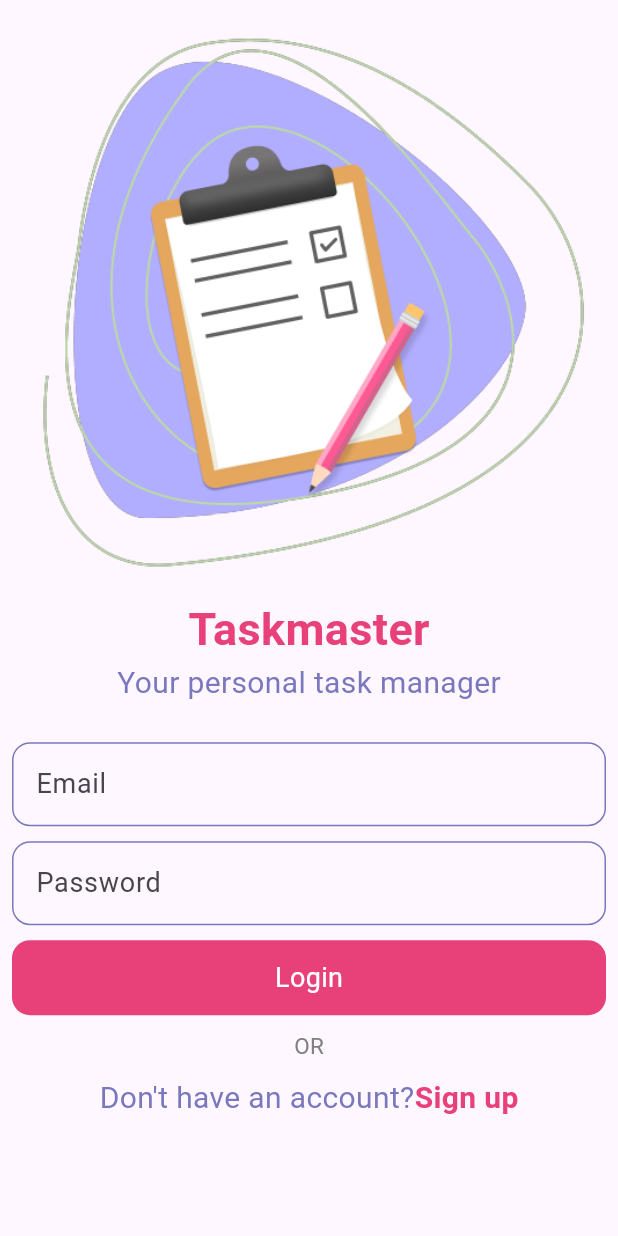
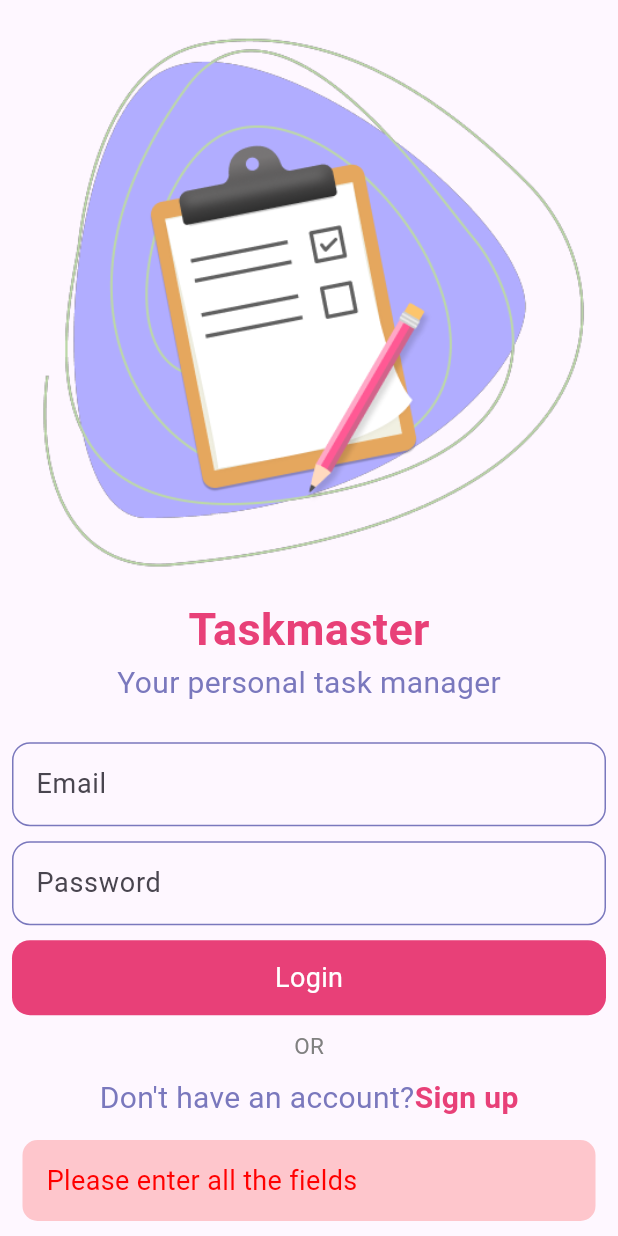
Before and after one commit to anaghayawale/taskmaster, a Flutter app: the screen it shows after launch, after a tap on "Login", on a phone screen of 412 x 824 dp. Run offline on Flutter 3.47's test engine with Material 2 defaults, Android fonts, the light colour scheme and no system bars.

Commit message:
Added Snackbar and Null check

```diff
--- a/lib/screens/login_screen.dart
+++ b/lib/screens/login_screen.dart
@@ -1,6 +1,7 @@
 import 'package:flutter/material.dart';
 import 'package:taskmaster/utils/constants.dart';
 import 'package:taskmaster/widgets/custom_button.dart';
+import 'package:taskmaster/widgets/custom_snackbar.dart';
 import 'package:taskmaster/widgets/custom_textfield.dart';
 
 class LoginScreen extends StatefulWidget {
@@ -13,6 +14,18 @@ class LoginScreen extends StatefulWidget {
 class _LoginScreenState extends State<LoginScreen> {
   TextEditingController emailController = TextEditingController();
   TextEditingController passwordController = TextEditingController();
+
+  void _login() {
+    String email = emailController.text.trim();
+    String password = passwordController.text.trim();
+
+    if (email.isEmpty || password.isEmpty) {
+      CustomSnackBar(
+        snackbarText: 'Please enter all the fields',
+        snackbarTextColor: Constants().kErrorColor(),
+      ).showSnackBar(context);
+    }
+  }
 
   @override
   Widget build(BuildContext context) {
@@ -43,13 +56,14 @@ class _LoginScreenState extends State<LoginScreen> {
                 const SizedBox(height: 25.0),
                 CustomTextField(hintText: 'Email', controller: emailController),
                 const SizedBox(height: 10.0),
-                CustomTextField(hintText: 'Password', controller: passwordController),
+                CustomTextField(
+                    hintText: 'Password', controller: passwordController),
                 const SizedBox(height: 10.0),
                 CustomButton(
                   buttonName: 'Login',
                   buttonColor: Constants().kLoginButtonColor(),
                   buttonTextColor: Constants().kLoginButtonTextColor(),
-                  onPressed: () {},
+                  onPressed: _login,
                 ),
                 const SizedBox(height: 10.0),
                 Text(
--- a/lib/utils/constants.dart
+++ b/lib/utils/constants.dart
@@ -10,6 +10,8 @@ class Constants{
   blueColor() => const Color.fromARGB(255, 122, 120, 189);
   pinkColor() => const Color.fromARGB(255, 232, 64, 120);
 
+  kErrorColor() => const Color.fromARGB(255, 255, 0, 0);
+
   kLoginButtonColor() => const Color.fromARGB(255, 232, 64, 120);
   kLoginButtonTextColor() => const Color.fromARGB(255, 255, 255, 255);
 }
--- /dev/null
+++ b/lib/widgets/custom_snackbar.dart
@@ -0,0 +1,38 @@
+import 'package:flutter/material.dart';
+
+class CustomSnackBar extends StatelessWidget {
+  const CustomSnackBar({
+    Key? key,
+    required this.snackbarText,
+    required this.snackbarTextColor,
+  }) : super(key: key);
+
+  final String snackbarText;
+  final Color snackbarTextColor;
+
+  @override
+  Widget build(BuildContext context) {
+    return Container();
+  }
+
+  void showSnackBar(BuildContext context) {
+    ScaffoldMessenger.of(context).showSnackBar(
+      SnackBar(
+        content: Text(
+          snackbarText,
+          style: TextStyle(
+            color: snackbarTextColor,
+            fontSize: 18.0,
+          ),
+        ),
+        backgroundColor: snackbarTextColor.withOpacity(0.2),
+        duration: const Duration(seconds: 3),
+        behavior: SnackBarBehavior.floating,
+        shape: RoundedRectangleBorder(
+          borderRadius: BorderRadius.circular(10.0),
+        ),
+        elevation: 0,
+      ),
+    );
+  }
+}
```
